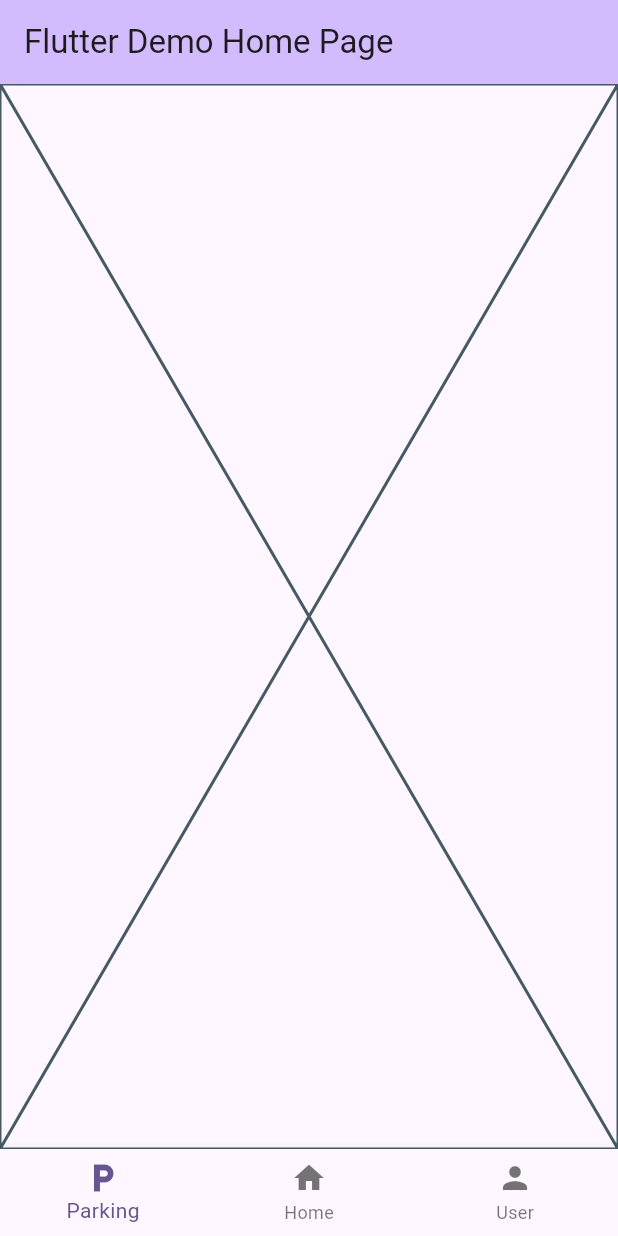
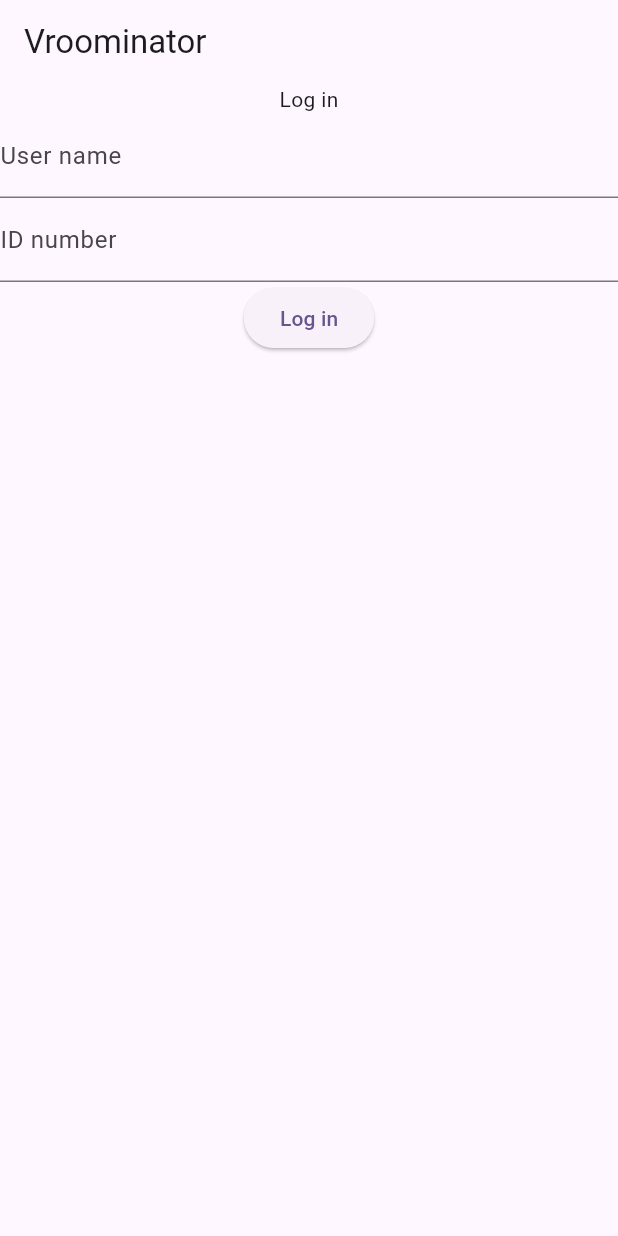
Before and after one commit to ChrysostomouNygren/parking, a Flutter app: the screen it shows after launch, on a phone screen of 412 x 824 dp. Run offline on Flutter 3.47's test engine with Material 3 defaults, Android fonts, the phone set to English and light mode, and no system bars; our stand-ins replace shared_preferences, shelf; missing offline and left inert: shelf_router.

Commit message:
fighting with login screen lol

```diff
--- a/lib/main.dart
+++ b/lib/main.dart
@@ -1,40 +1,26 @@
 import 'package:flutter/material.dart';
-import 'package:school/widgets/nav_bar.dart';
+import 'package:shared_preferences/shared_preferences.dart';
 
+import 'widgets/nav_bar.dart';
 import 'screens/home_screen.dart';
 import 'screens/profile_screen.dart';
 import 'screens/vehicle_screen.dart';
+import 'screens/login_screen.dart';
 
 
 void main() {
   runApp(const MyApp());
 }
 
-class MyApp extends StatelessWidget {
+class MyApp extends StatefulWidget {
   const MyApp({super.key});
 
   @override
-  Widget build(BuildContext context) {
-    return MaterialApp(
-      title: 'Flutter Demo',
-      theme: ThemeData(
-        colorScheme: ColorScheme.fromSeed(seedColor: Colors.deepPurple),
-        useMaterial3: true,
-      ),
-      home: const MyHomePage(title: 'Flutter Demo Home Page'),
-    );
-  }
+  State<MyApp> createState() => _MyAppState();
 }
 
-class MyHomePage extends StatefulWidget {
-  const MyHomePage({super.key, required this.title});
-  final String title;
-
-  @override
-  State<MyHomePage> createState() => _MyHomePageState();
-}
-
-class _MyHomePageState extends State<MyHomePage> {
+class _MyAppState extends State<MyApp> {
+  bool? _isLoggedIn;
   int _selectedIndex = 0;
 
   final List<Widget> _screens = const [
@@ -42,6 +28,34 @@ class _MyHomePageState extends State<MyHomePage> {
     VehicleScreen(),
     ProfileScreen(),
   ];
+
+  @override
+  void initState() {
+    super.initState();
+    _checkLoginStatus();
+  }
+
+  Future<void> _checkLoginStatus() async {
+    final prefs = await SharedPreferences.getInstance();
+    setState(() {
+      _isLoggedIn = prefs.getBool('isLoggedIn') ?? false;
+    });
+  }
+
+  void _onLoginSuccess() {
+    setState(() {
+      _isLoggedIn = true;
+    });
+  }
+
+  void _logout() async {
+    final prefs = await SharedPreferences.getInstance();
+    await prefs.clear();
+    setState(() {
+      _isLoggedIn = false;
+      _selectedIndex = 0;
+    });
+  }
 
   void _onItemTapped(int index) {
     setState(() {
@@ -51,14 +65,26 @@ class _MyHomePageState extends State<MyHomePage> {
 
   @override
   Widget build(BuildContext context) {
-    return Scaffold(
-      appBar: AppBar(
-        backgroundColor: Theme.of(context).colorScheme.inversePrimary,
-        title: Text(widget.title),
+    return MaterialApp(
+      title: 'Vroominator',
+      theme: ThemeData(
+        colorScheme: ColorScheme.fromSeed(seedColor: Colors.deepPurple),
+        useMaterial3: true,
+        ),
+      home: Scaffold(
+        appBar: AppBar(
+          title: const Text('Vroominator'),
+          actions: _isLoggedIn == true ? [IconButton(icon: const Icon(Icons.logout),
+          onPressed: _logout,
+          )
+          ]
+          : null,
+        ),
+        body: _isLoggedIn == null ? const Center(child: CircularProgressIndicator())
+          : _isLoggedIn == true ? _screens[_selectedIndex]
+          : LoginScreen(onLoginSuccess: _onLoginSuccess),
+        bottomNavigationBar: _isLoggedIn == true ? NavBar(currentIndex: _selectedIndex, onTap: _onItemTapped) : null,
       ),
-      body: _screens[_selectedIndex],
-     bottomNavigationBar: NavBar(currentIndex: _selectedIndex,
-     onTap: _onItemTapped,),
     );
   }
 }
--- /dev/null
+++ b/lib/screens/login_screen.dart
@@ -0,0 +1,103 @@
+import 'dart:io';
+
+import 'package:flutter/material.dart';
+import 'dart:convert';
+import 'package:http/http.dart' as http;
+import 'package:shared_preferences/shared_preferences.dart';
+
+
+import 'home_screen.dart';
+
+class LoginScreen extends StatefulWidget {
+  final VoidCallback onLoginSuccess;
+
+  const LoginScreen({super.key, required this.onLoginSuccess});
+
+  @override
+  State<LoginScreen> createState() => _LoginScreenState();
+}
+
+class _LoginScreenState extends State<LoginScreen> {
+  final _nameController = TextEditingController();
+  final _idController = TextEditingController();
+  bool _isLoading = false;
+
+  Future<void> _login() async {
+    final name = _nameController.text.trim();
+    final idNum = _idController.text.trim();
+    bool isIOS = Platform.isIOS;
+
+    if (name.isEmpty || idNum.isEmpty) {
+      _showError('Båda fälten måste fyllas i');
+      return;
+    }
+    setState(() => _isLoading = true);
+
+    try {
+      final url = isIOS ? Uri.parse("http://localhost:8080/persons") : Uri.parse("http://10.0.2.2:8080/persons");
+      final response = await http.get(url);
+
+      print('försöker logga in med $name och $idNum');
+
+      if (response.statusCode == 200) {
+        final List<dynamic> persons = jsonDecode(response.body);
+
+        final match = persons.firstWhere((p) => p['name'] == name && p['idNum'] == idNum, orElse: () => null,);
+      print('personer mottagna: $persons');
+        if (match != null) {
+          print('ska ha funkat bitch');
+          // Obvious success
+          // Save in shared preferences library
+          final prefs = await SharedPreferences.getInstance();
+          await prefs.setBool('isLoggedIn', true);
+          await prefs.setString('loggedUser', name);
+          await prefs.setString('loggedInUsereId', idNum);
+          widget.onLoginSuccess();
+          await Future.delayed(Duration(milliseconds: 300));
+          return;
+
+        } else {
+          print('nå fek');
+          _showError('Incorrect username or ID');
+        }
+      }
+      else {
+        _showError('Unable to connect to the server');
+      }
+    } catch (e) {
+      _showError('An issue appeared: $e');
+    } finally {
+      setState(() => _isLoading = false);
+    }
+  }
+
+  void _showError(String message) {
+    showDialog(context: context, builder: (_) => AlertDialog(
+      // lol check spelling
+      title: const Text('Login unsuccesful'),
+      content: Text(message),
+      actions: [
+        TextButton(onPressed: () => Navigator.pop(context), child: const Text('OK'))
+      ],
+    ));
+  }
+
+  @override
+  Widget build(BuildContext context) {
+    return Scaffold(
+      body: Column(
+        children: [
+          const Text('Log in'),
+          TextFormField(
+            controller: _nameController,
+            decoration: const InputDecoration(labelText: 'User name'),
+          ),
+          TextFormField(controller: _idController, decoration: InputDecoration(labelText: 'ID number'), obscureText: true,),
+          _isLoading ? const CircularProgressIndicator()
+          : ElevatedButton(onPressed: _login, child: const Text('Log in')),
+        ],
+      ),
+
+    );
+  }
+}
--- a/persons.json
+++ b/persons.json
@@ -1 +1 @@
-[{"name":"Luna ","idNum":"18"},{"name":"Saturnus","idNum":"2"},{"name":"Cassiopeia","idNum":"13"},{"name":"bajs","idNum":"11"}]
+[{"name":"Luna","idNum":"18"},{"name":"Saturnus","idNum":"2"},{"name":"Cassiopeia","idNum":"13"},{"name":"bajs","idNum":"11"}]
--- a/pubspec.yaml
+++ b/pubspec.yaml
@@ -36,6 +36,9 @@ dependencies:
   cupertino_icons: ^1.0.8
   shelf: ^1.4.2
   shelf_router: ^1.1.3
+  http: ^0.13.5
+  shared_preferences: ^2.2.0
+
 
 dev_dependencies:
   flutter_test:
```
Also changed, not shown: pubspec.lock, 13 other files.
